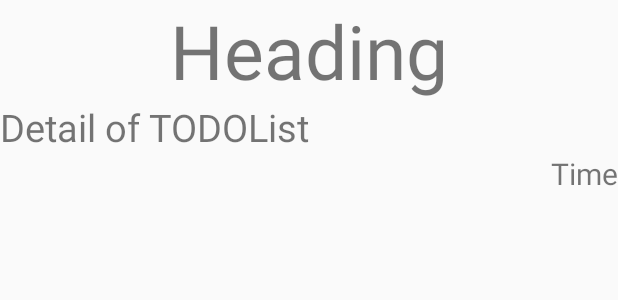
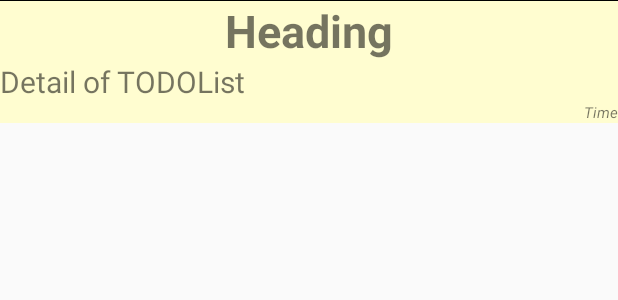
Before and after one commit to amanandhar0/todo_list_app, an Android app: the layout recyclerview_row_design.xml on its own in the app's theme, with its tools: preview values and no code run, on a phone screen of 412 x 824 dp. Shown: the top 300 px of the screen. Run offline under Robolectric (Android 15) with nearby library versions, the phone set to English and light mode, and no system bars.

Commit message:
completed till design of add memo

```diff
--- a/app/src/main/AndroidManifest.xml
+++ b/app/src/main/AndroidManifest.xml
@@ -10,7 +10,7 @@
         android:supportsRtl="true"
         android:theme="@style/AppTheme">
         <activity android:name=".MainActivity"
-            android:theme="@style/menubar">
+            android:theme="@style/main">
 
         </activity>
         <activity
@@ -24,7 +24,7 @@
         </activity>
         <activity
             android:name=".LoginActivity"
-            android:theme="@style/menubar" />
+            android:theme="@style/fulScn" />
         <activity
             android:name=".AdminActivity"
             android:theme="@style/menubar" />
--- a/app/src/main/java/com/example/aman/todo_aman/AdminActivity.java
+++ b/app/src/main/java/com/example/aman/todo_aman/AdminActivity.java
@@ -36,3 +36,4 @@ public class AdminActivity extends AppCompatActivity {
         startActivity(intent);
     }
 }
+//Aba yo file chaiyena
--- a/app/src/main/res/layout/activity_admin.xml
+++ b/app/src/main/res/layout/activity_admin.xml
@@ -67,3 +67,4 @@
 
 
 </android.support.constraint.ConstraintLayout>
+<!--ABA YO FILE CHAHIYENA-->
--- a/app/src/main/res/layout/activity_main.xml
+++ b/app/src/main/res/layout/activity_main.xml
@@ -4,7 +4,7 @@
     xmlns:tools="http://schemas.android.com/tools"
     android:layout_width="match_parent"
     android:layout_height="match_parent"
-    android:background="#b1b1b1"
+    android:background="@color/cream"
     tools:context="com.example.aman.todo_aman.MainActivity">
 
         <android.support.v7.widget.RecyclerView
--- a/app/src/main/res/layout/recyclerview_row_design.xml
+++ b/app/src/main/res/layout/recyclerview_row_design.xml
@@ -2,6 +2,7 @@
 <android.support.constraint.ConstraintLayout xmlns:android="http://schemas.android.com/apk/res/android"
     android:layout_width="match_parent"
     android:layout_height="wrap_content"
+    android:background="@color/cream"
     xmlns:app="http://schemas.android.com/apk/res-auto"
     >
 
@@ -10,7 +11,8 @@
         android:layout_width="wrap_content"
         android:layout_height="wrap_content"
         android:text="Heading"
-        android:textSize="50dp"
+        android:textSize="30dp"
+        android:textStyle="bold"
         app:layout_constraintLeft_toLeftOf="parent"
         app:layout_constraintRight_toRightOf="parent"
         app:layout_constraintTop_toTopOf="parent"
@@ -21,7 +23,7 @@
         android:layout_width="wrap_content"
         android:layout_height="wrap_content"
         android:text="Detail of TODOList"
-        android:textSize="25dp"
+        android:textSize="20dp"
         app:layout_constraintLeft_toLeftOf="parent"
         app:layout_constraintTop_toBottomOf="@+id/heading"
         />
@@ -30,9 +32,14 @@
         android:layout_width="wrap_content"
         android:layout_height="wrap_content"
         android:text="Time"
-        android:textSize="20dp"
+        android:textSize="10dp"
+        android:textStyle="italic"
         app:layout_constraintRight_toRightOf="parent"
         app:layout_constraintTop_toBottomOf="@+id/detail"
         />
+    <View
+        android:layout_width="match_parent"
+        android:layout_height="1px"
+        android:background="@color/black"/>
 
 </android.support.constraint.ConstraintLayout>
--- a/app/src/main/res/values/styles.xml
+++ b/app/src/main/res/values/styles.xml
@@ -9,5 +9,8 @@
     </style>
     <style name="menubar" parent="Theme.AppCompat.Light.DarkActionBar"></style>
     <style name="fulScn" parent="Theme.AppCompat.Light.NoActionBar"></style>
+    <style name="main" parent="Theme.AppCompat.Light.DarkActionBar" >
+        <item name="background">@color/gold</item>
+    </style>
 
 </resources>
```
Also changed, not shown: app/src/main/res/layout/activity_login.xml (+3 -4 lines), app/src/main/res/values/colors.xml (+18 -0 lines).
